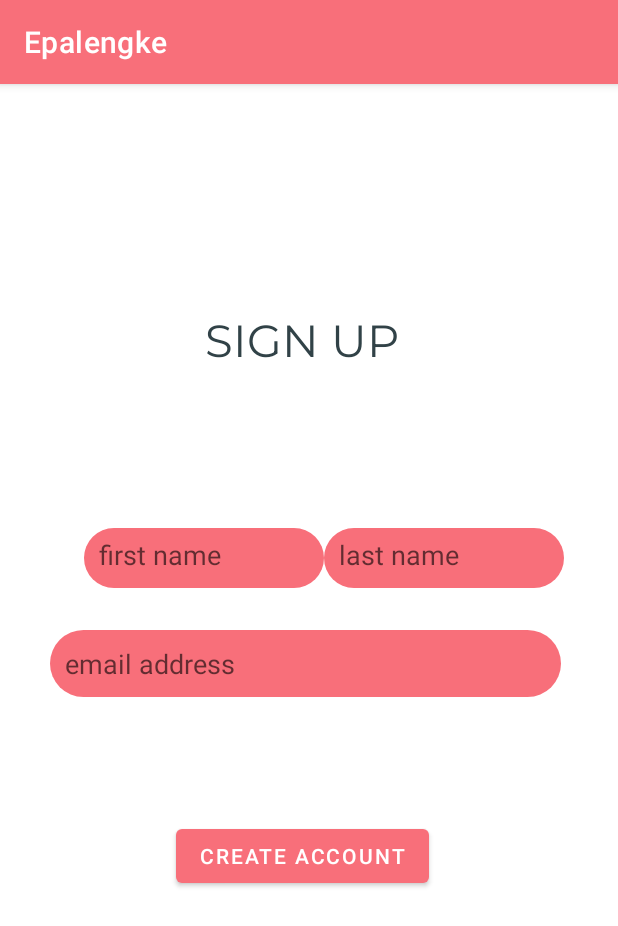
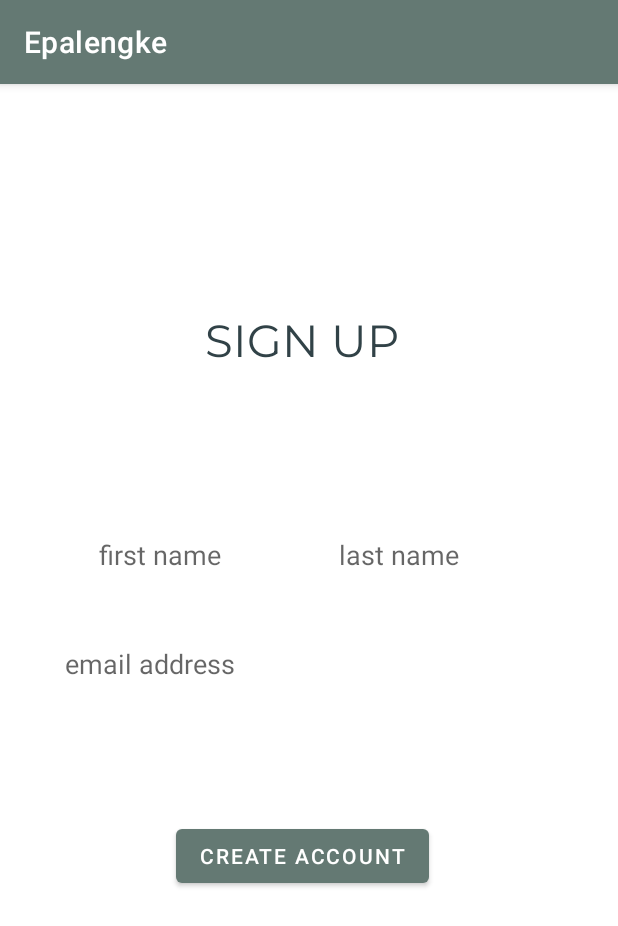
Before and after one commit to sheenanaboye/AppProject, an Android app: the screen it shows after launch (MainActivity), on a phone screen of 412 x 824 dp. Shown: the top 926 px of the screen. Run offline under Robolectric (Android 15) with nearby library versions, the phone set to English and light mode, and no system bars.

Commit message:
color change

```diff
--- a/app/src/main/res/drawable/fill.xml
+++ b/app/src/main/res/drawable/fill2.xml
@@ -1,6 +1,6 @@
 <?xml version="1.0" encoding="utf-8"?>
 <shape xmlns:android="http://schemas.android.com/apk/res/android">
-    <corners android:radius="25dp"/>
+    <corners android:radius="15dp"/>
     <padding android:bottom="10dp" android:left="10dp" android:right="10dp" android:top="10dp"/>
-    <solid android:color="@color/peach"/>
+    <solid android:color="@color/white"/>
 </shape>
--- a/app/src/main/res/layout/activity_main.xml
+++ b/app/src/main/res/layout/activity_main.xml
@@ -12,7 +12,7 @@
         android:layout_width="160dp"
         android:layout_height="40dp"
         android:layout_marginTop="296dp"
-        android:background="@drawable/fill"
+        android:background="@drawable/fill2"
         android:ems="10"
         android:hint="first name"
         android:inputType="textPersonName"
@@ -27,7 +27,7 @@
         android:layout_height="40dp"
         android:layout_marginTop="296dp"
         android:layout_marginEnd="36dp"
-        android:background="@drawable/fill"
+        android:background="@drawable/fill2"
         android:ems="10"
         android:hint="last name"
         android:inputType="textPersonName"
@@ -41,7 +41,7 @@
         android:layout_marginStart="33dp"
         android:layout_marginTop="364dp"
         android:layout_marginEnd="38dp"
-        android:background="@drawable/fill"
+        android:background="@drawable/fill2"
         android:ems="10"
         android:hint="email address"
         android:inputType="textEmailAddress"
--- a/app/src/main/res/values/themes.xml
+++ b/app/src/main/res/values/themes.xml
@@ -2,7 +2,7 @@
     <!-- Base application theme. -->
     <style name="Theme.AppProject" parent="Theme.MaterialComponents.DayNight.DarkActionBar">
         <!-- Primary brand color. -->
-        <item name="colorPrimary">#F86F7A</item>
+        <item name="colorPrimary">@color/earth</item>
         <item name="colorPrimaryVariant">@color/bright_yellow</item>
         <item name="colorOnPrimary">@color/white</item>
         <!-- Secondary brand color. -->
```
